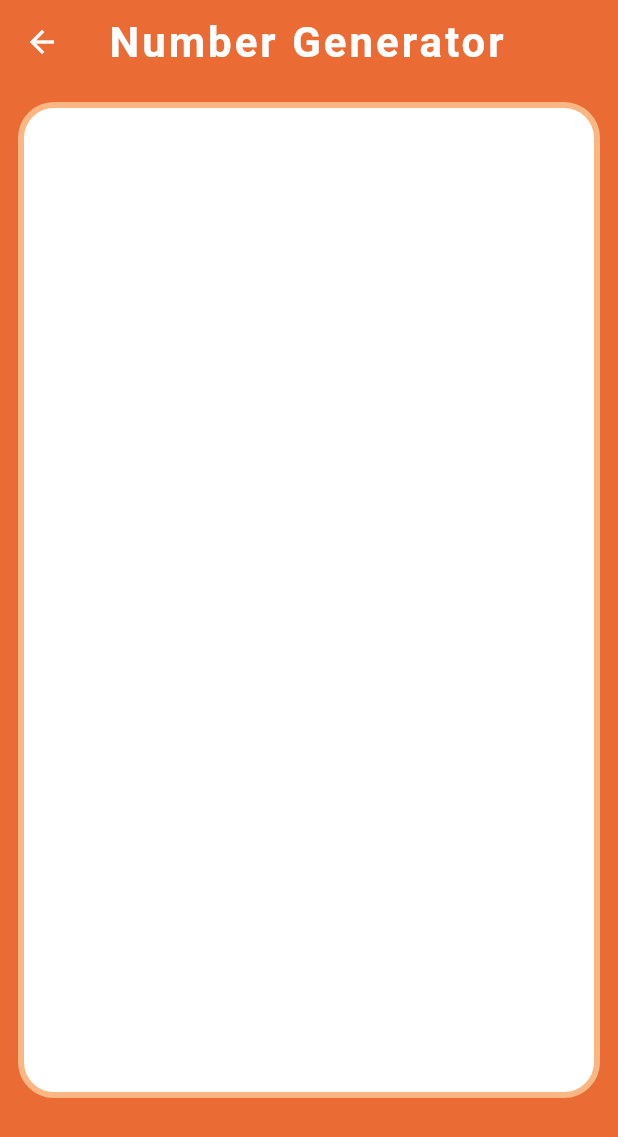
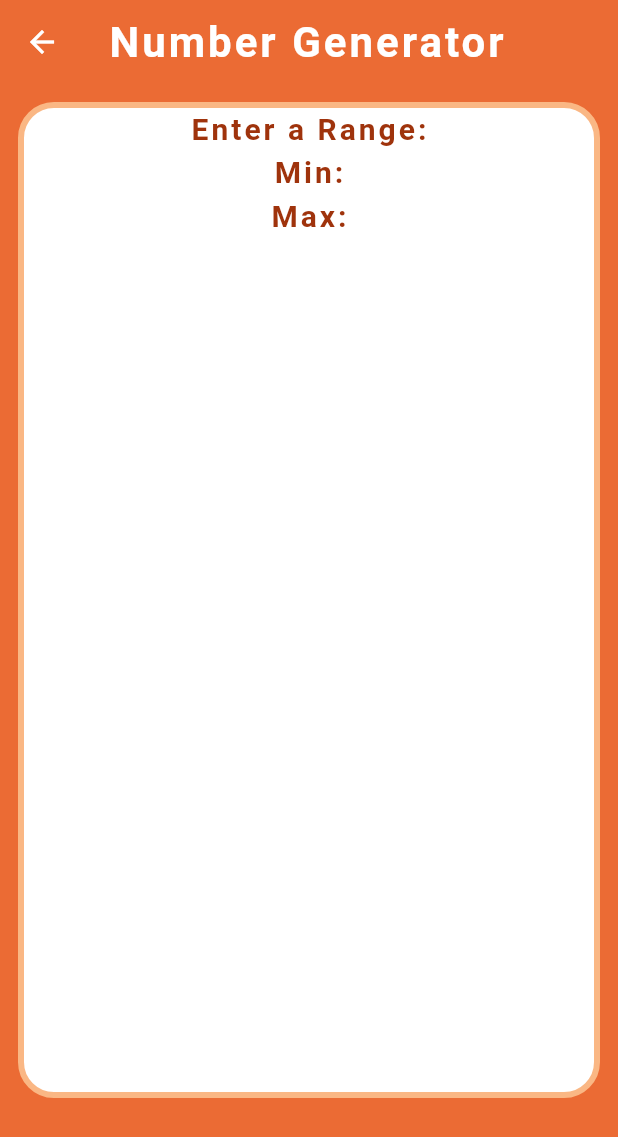
Before and after one commit to TavinaC/Decide., a Flutter app: the screen it shows after launch, after a tap on "Number Generator", on a phone screen of 412 x 824 dp. Shown: the top 1137 px of the screen. Run offline on Flutter 3.47's test engine with Material 3 defaults, Android fonts, the phone set to English and light mode, and no system bars; our stand-ins replace google_fonts.

Commit message:
rng set up

```diff
--- a/lib/pages/home.dart
+++ b/lib/pages/home.dart
@@ -10,7 +10,7 @@ class HomePage extends StatelessWidget {
     'Number Generator',
     'Coin Flip',
     'Dice Roll',
-    'Choice Wheel',
+    'Wheel Selector',
   ];
 
   static const List<String> routes = [
--- a/lib/pages/rng.dart
+++ b/lib/pages/rng.dart
@@ -1,3 +1,5 @@
+import 'dart:math';
+
 import 'package:decide2/components/base_page.dart';
 import 'package:decide2/styles/colors.dart';
 import 'package:decide2/styles/sizes.dart';
@@ -19,7 +21,49 @@ class RNG extends StatelessWidget {
               width: border,
             ),
             borderRadius: BorderRadius.circular(radius),
+        ),
+        child: Column(
+          crossAxisAlignment: CrossAxisAlignment.stretch,
+          children: [
+            Center(child:Text("Enter a Range:")),
+            Row (
+              mainAxisAlignment: MainAxisAlignment.center,
+              children: [
+                Text("Min:"),
+            ],),
+            Row (
+              mainAxisAlignment: MainAxisAlignment.center,
+              children: [
+                Text("Max:"),
+            ],),
+            Expanded(
+              child: Center (
+                child: NumberGenerator(),
+              )
+            )
+          ],
         )
     ));
   }
 }
+
+class NumberGenerator extends StatefulWidget{
+
+  const NumberGenerator({super.key, this.num1, this.num2});
+  final dynamic num1;
+  final dynamic num2;
+
+  @override
+  State<NumberGenerator> createState() => _NumberGenerator();
+
+}
+
+class _NumberGenerator extends State<NumberGenerator> {
+
+
+  @override
+  Widget build(BuildContext context) {
+    return Text("", textAlign: TextAlign.center, style: TextStyle(fontSize: 60),);
+  }
+
+}
```
Also changed, not shown: 1 other file.
